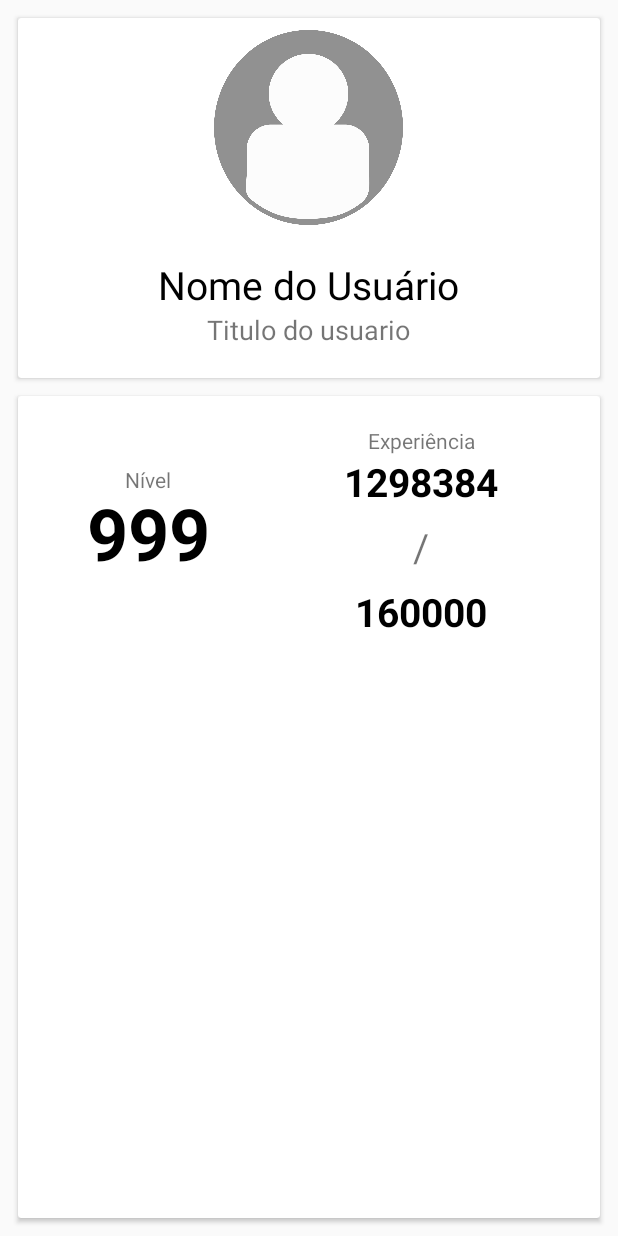
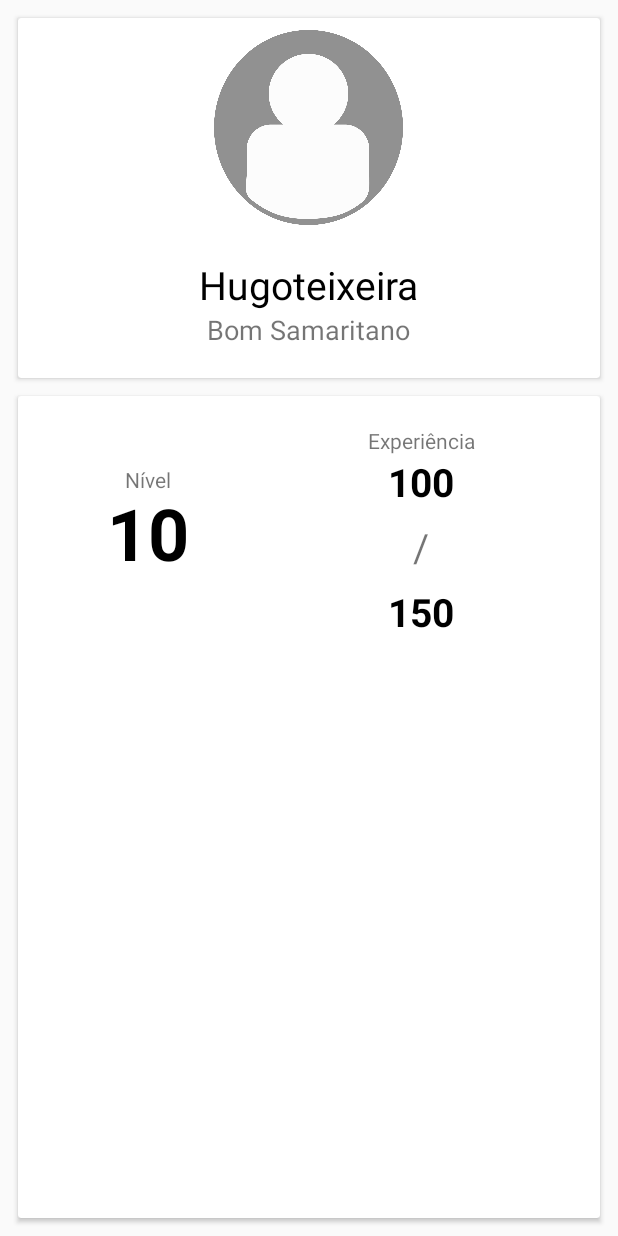
Before and after one commit to Reddstar/SunRec, an Android app: the MainActivity screen opened directly, with no data from a screen before it, after a tap on "Perfil", on a phone screen of 412 x 824 dp. Run offline under Robolectric (Android 15) with nearby library versions, the phone set to English and light mode, and no system bars; 1 other tap on this screen came first.

Commit message:
Organizing classes

```diff
--- a/app/src/main/java/sunrec/com/sunrec/control/RequestHandler.java
+++ b/app/src/main/java/sunrec/com/sunrec/control/RequestHandler.java
@@ -8,6 +8,7 @@ import java.net.HttpURLConnection;
 import java.net.MalformedURLException;
 import java.net.URL;
 import java.net.URLConnection;
+import java.util.ArrayList;
 
 import okhttp3.Call;
 import okhttp3.Callback;
@@ -16,6 +17,7 @@ import okhttp3.OkHttpClient;
 import okhttp3.Request;
 import okhttp3.RequestBody;
 import okhttp3.Response;
+import okhttp3.ResponseBody;
 import sunrec.com.sunrec.model.Alert;
 import sunrec.com.sunrec.model.Profile;
 
@@ -74,8 +76,12 @@ public class RequestHandler {
             public void onResponse(Call call, Response response) throws IOException {
                 String debug = response.body().string();
                 if (response.isSuccessful()) {
-                    final String myResponse = response.body().string();
-                    System.out.println(myResponse);
+                    //String myResponse = response.body().string();
+                    //Gson gson = new Gson();
+                    //ArrayList<Alert> listaAlerts = gson.fromJson(myResponse, ArrayList.class);
+
+
+
                     // todo - tratar alertas para mandar o array
                 }
             }
--- a/app/src/main/java/sunrec/com/sunrec/view/MainActivity.java
+++ b/app/src/main/java/sunrec/com/sunrec/view/MainActivity.java
@@ -40,6 +40,8 @@ import com.google.android.gms.maps.model.LatLng;
 import com.google.android.gms.maps.model.Marker;
 import com.google.android.gms.maps.model.MarkerOptions;
 
+import org.w3c.dom.Text;
+
 import java.io.IOException;
 import java.text.SimpleDateFormat;
 import java.util.Date;
@@ -81,6 +83,8 @@ public class MainActivity extends FragmentActivity
             }
         });
 
+
+
         NavigationView navigationView = findViewById(R.id.nav_view);
         navigationView.setNavigationItemSelectedListener(this);
 
@@ -88,7 +92,8 @@ public class MainActivity extends FragmentActivity
         SupportMapFragment mapFragment = (SupportMapFragment) getSupportFragmentManager()
                 .findFragmentById(R.id.map);
         mapFragment.getMapAsync(this);
-
+        RequestHandler rh = new RequestHandler();
+        rh.getAlerts();
 
     }
 
@@ -120,6 +125,7 @@ public class MainActivity extends FragmentActivity
     private void callMarkCreateDialog(final LatLng latLng) {
         LayoutInflater inflater = (LayoutInflater) getSystemService(LAYOUT_INFLATER_SERVICE);
         View layout = inflater.inflate(R.layout.alert_maker_dialog, null);
+        final TextView tv = layout.findViewById(R.id.txtIconTitle);
 
         Button btnAddMark = layout.findViewById(R.id.btnMark);
         String[] options = {Icons.TRASH.getDescription(), Icons.FLOODING.getDescription()};
@@ -134,8 +140,10 @@ public class MainActivity extends FragmentActivity
             public void onItemSelected(AdapterView<?> parent, View view, int position, long id) {
                 if (position == 0){
                     icon.setImageResource(R.drawable.trash_icon_1);
+                    tv.setText(Icons.TRASH.getDescription());
                 } else if (position == 1){
                     icon.setImageResource(R.drawable.flooding_icon_1);
+                    tv.setText(Icons.FLOODING.getDescription());
                 }
             }
 
--- a/app/src/main/res/layout/activity_profile.xml
+++ b/app/src/main/res/layout/activity_profile.xml
@@ -29,18 +29,18 @@
                 android:id="@+id/txtUserName"
                 android:layout_width="wrap_content"
                 android:layout_height="wrap_content"
-                    android:textSize="26sp"
+                android:layout_marginTop="22dp"
+                android:text="Hugoteixeira"
                 android:textColor="@color/colorBlack"
-                    android:text="Nome do Usuário"
-                    android:layout_marginTop="22dp"/>
+                android:textSize="26sp" />
+
             <TextView
                 android:id="@+id/txtUserTitle"
                 android:layout_width="wrap_content"
                 android:layout_height="wrap_content"
-                    android:textSize="18sp"
                 android:layout_marginBottom="12dp"
-                    android:text="Titulo do usuario"
-                    />
+                android:text="Bom Samaritano"
+                android:textSize="18sp" />
         </LinearLayout>
     </android.support.v7.widget.CardView>
     <android.support.v7.widget.CardView
@@ -81,14 +81,14 @@
 
             <TextView
                 android:id="@+id/txtLVL"
-                android:layout_centerInParent="true"
                 android:layout_width="wrap_content"
                 android:layout_height="wrap_content"
+                android:layout_centerInParent="true"
                 android:gravity="center"
+                android:text="10"
                 android:textColor="@color/colorBlack"
-                android:text="999"
                 android:textSize="48sp"
-                android:textStyle="bold"/>
+                android:textStyle="bold" />
         </RelativeLayout>
         <RelativeLayout
             android:layout_width="match_parent"
@@ -100,16 +100,17 @@
                 android:layout_centerHorizontal="true"
                 android:text="Experiência"
                 android:layout_height="wrap_content" />
+
             <TextView
                 android:id="@+id/txtCurrentXp"
-                android:layout_below="@+id/txtXp"
                 android:layout_width="wrap_content"
                 android:layout_height="wrap_content"
+                android:layout_below="@+id/txtXp"
+                android:layout_centerHorizontal="true"
+                android:text="100"
+                android:textColor="@color/colorBlack"
                 android:textSize="26sp"
-                android:text="1298384"
-                android:textStyle="bold"
-                android:textColor="@color/colorBlack"
-                android:layout_centerHorizontal="true"/>
+                android:textStyle="bold" />
             <TextView
                 android:id="@+id/txtTo"
                 android:layout_below="@+id/txtCurrentXp"
@@ -120,16 +121,17 @@
                 android:layout_marginBottom="8dp"
                 android:text="/"
                 android:layout_centerHorizontal="true"/>
+
             <TextView
                 android:id="@+id/txtLevelXp"
-                android:layout_below="@+id/txtTo"
                 android:layout_width="wrap_content"
                 android:layout_height="wrap_content"
+                android:layout_below="@+id/txtTo"
+                android:layout_centerHorizontal="true"
+                android:text="150"
+                android:textColor="@color/colorBlack"
                 android:textSize="26sp"
-                android:text="160000"
-                android:textStyle="bold"
-                android:textColor="@color/colorBlack"
-                android:layout_centerHorizontal="true"/>
+                android:textStyle="bold" />
         </RelativeLayout>
     </LinearLayout>
     </android.support.v7.widget.CardView>
--- a/app/src/main/res/layout/alert_detail_dialog.xml
+++ b/app/src/main/res/layout/alert_detail_dialog.xml
@@ -30,7 +30,7 @@
                 android:id="@+id/txtIconTitle"
                 android:layout_width="wrap_content"
                 android:layout_height="wrap_content"
-                android:text="Título do Ícone"
+                android:text="Lixo Exposto"
                 android:layout_below="@id/imageView"
                 android:layout_marginTop="12dp"
                 android:layout_centerHorizontal="true"
```
Lines whose indentation alone changed are shown as unchanged.
